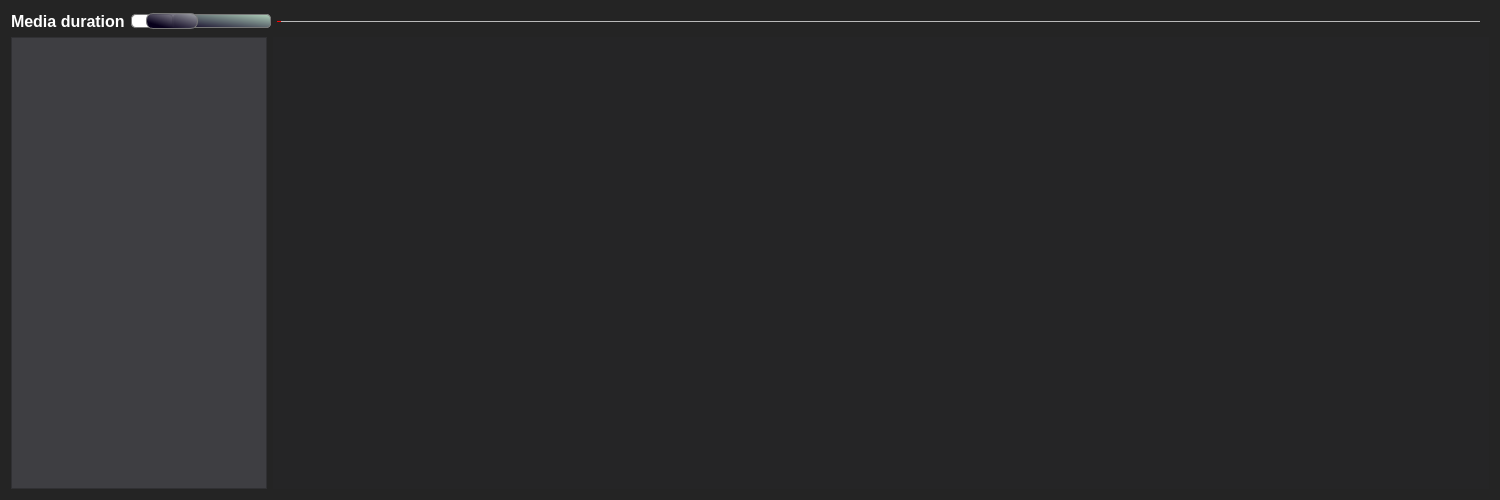
Above: VideoEditor/TimeLine.ui from zeneksashy/VideoEditor before the change. Below: the same form after it.
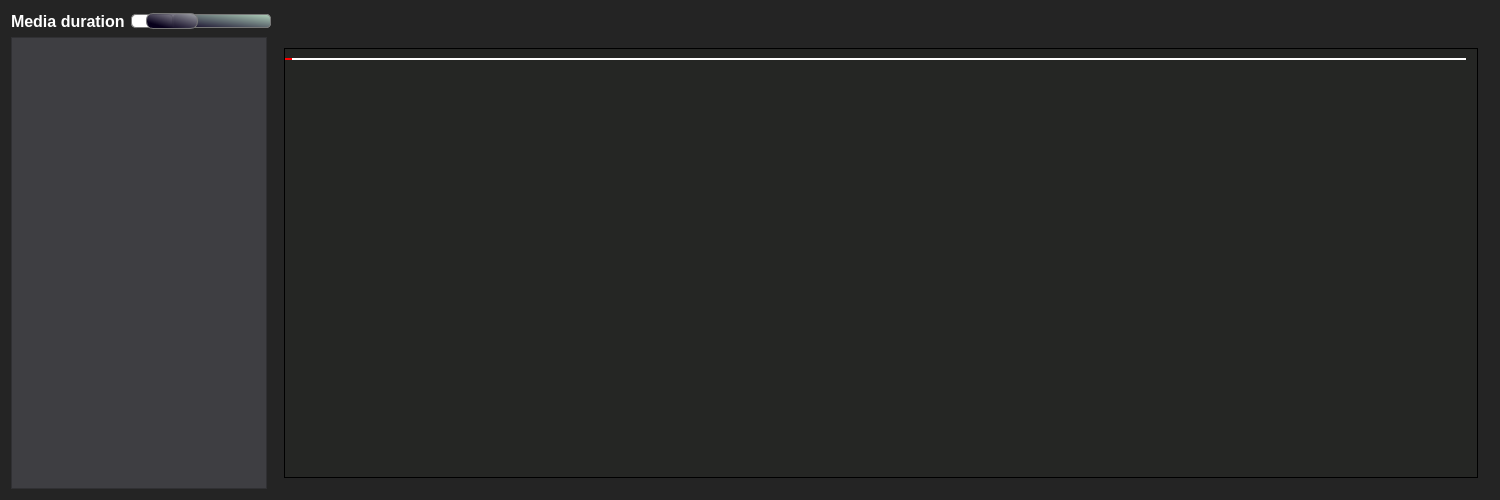
That is the form after the change. Custom widgets are drawn as their Qt base class.

```diff
--- a/VideoEditor/TimeLine.ui
+++ b/VideoEditor/TimeLine.ui
@@ -32,8 +32,8 @@
 }
 </string>
   </property>
-  <layout class="QGridLayout" name="gridLayout">
-   <item row="0" column="0">
+  <layout class="QVBoxLayout" name="verticalLayout_2">
+   <item>
     <layout class="QHBoxLayout" name="horizontalLayout_2">
      <property name="rightMargin">
       <number>9</number>
@@ -161,44 +161,21 @@
       </widget>
      </item>
      <item>
-      <widget class="QSlider" name="horizontalSlider">
-       <property name="sizePolicy">
-        <sizepolicy hsizetype="Preferred" vsizetype="Preferred">
-         <horstretch>0</horstretch>
-         <verstretch>0</verstretch>
-        </sizepolicy>
-       </property>
-       <property name="styleSheet">
-        <string notr="true">QSlider::groove:horizontal {
-
-    height: 1px; /* the groove expands to the size of the slider by default. by giving it a height, it has a fixed size */
-    background: qlineargradient(x1:0, y1:0, x2:0, y2:1, stop:0 #B1B1B1, stop:1 #c4c4c4);
-    margin: 2px 0;
-}
-QSlider::handle:horizontal {
-    background: rgb(255, 170, 0);
-    width:2px;
-	height: 15px;
-	border:1px solid red;
-}</string>
-       </property>
-       <property name="maximum">
-        <number>200</number>
-       </property>
+      <spacer name="horizontalSpacer">
        <property name="orientation">
         <enum>Qt::Horizontal</enum>
        </property>
-       <property name="tickPosition">
-        <enum>QSlider::TicksAbove</enum>
+       <property name="sizeHint" stdset="0">
+        <size>
+         <width>40</width>
+         <height>20</height>
+        </size>
        </property>
-       <property name="tickInterval">
-        <number>5</number>
-       </property>
-      </widget>
+      </spacer>
      </item>
     </layout>
    </item>
-   <item row="1" column="0">
+   <item>
     <layout class="QHBoxLayout" name="horizontalLayout">
      <item>
       <widget class="QListWidget" name="sourcesList">
@@ -282,9 +259,12 @@
       </widget>
      </item>
      <item>
+      <widget class="QWidget" name="widget" native="true">
+       <layout class="QVBoxLayout" name="verticalLayout_4">
+        <item>
       <widget class="QScrollArea" name="scrollArea">
        <property name="sizePolicy">
-        <sizepolicy hsizetype="Expanding" vsizetype="MinimumExpanding">
+           <sizepolicy hsizetype="MinimumExpanding" vsizetype="Minimum">
          <horstretch>0</horstretch>
          <verstretch>0</verstretch>
         </sizepolicy>
@@ -292,13 +272,14 @@
        <property name="minimumSize">
         <size>
          <width>1000</width>
-         <height>400</height>
+            <height>395</height>
         </size>
        </property>
        <property name="styleSheet">
         <string notr="true">QScrollArea
 {
-background-color:rgb(37, 37, 38)
+border: 1px solid black;
+
 }
 
  QScrollBar:horizontal {
@@ -363,11 +344,14 @@
 }</string>
        </property>
        <property name="frameShape">
-        <enum>QFrame::NoFrame</enum>
+           <enum>QFrame::Box</enum>
        </property>
        <property name="frameShadow">
         <enum>QFrame::Sunken</enum>
        </property>
+          <property name="lineWidth">
+           <number>0</number>
+          </property>
        <property name="verticalScrollBarPolicy">
         <enum>Qt::ScrollBarAsNeeded</enum>
        </property>
@@ -381,19 +365,19 @@
         <bool>true</bool>
        </property>
        <property name="alignment">
-        <set>Qt::AlignBottom|Qt::AlignLeading|Qt::AlignLeft</set>
+           <set>Qt::AlignCenter</set>
        </property>
        <widget class="QWidget" name="Content">
         <property name="geometry">
          <rect>
           <x>0</x>
           <y>0</y>
-          <width>1218</width>
-          <height>445</height>
+             <width>1198</width>
+             <height>430</height>
          </rect>
         </property>
         <property name="sizePolicy">
-         <sizepolicy hsizetype="Preferred" vsizetype="Minimum">
+            <sizepolicy hsizetype="Preferred" vsizetype="Preferred">
           <horstretch>0</horstretch>
           <verstretch>0</verstretch>
          </sizepolicy>
@@ -407,33 +391,117 @@
         <property name="styleSheet">
          <string notr="true">QWidget
 {
-background-color:rgb(37, 37, 38)
-}
-QFrame
-{
-background-color:rgb(134, 95, 197)
-
+background-color:rgb(37,38,36);
+border:0px solid black;
 }</string>
         </property>
         <layout class="QVBoxLayout" name="verticalLayout">
          <property name="leftMargin">
           <number>0</number>
          </property>
+            <property name="topMargin">
+             <number>0</number>
+            </property>
+            <item>
+             <widget class="TimeLineSlider" name="horizontalSlider">
+              <property name="sizePolicy">
+               <sizepolicy hsizetype="Minimum" vsizetype="Maximum">
+                <horstretch>0</horstretch>
+                <verstretch>0</verstretch>
+               </sizepolicy>
+              </property>
+              <property name="minimumSize">
+               <size>
+                <width>150</width>
+                <height>20</height>
+               </size>
+              </property>
+              <property name="autoFillBackground">
+               <bool>false</bool>
+              </property>
+              <property name="styleSheet">
+               <string notr="true">QWidget
+{
+background-color:rgba(255, 255, 255, 0);
+border:0px solid black;
+}
+QSlider::groove:horizontal {
+
+    height: 2px; /* the groove expands to the size of the slider by default. by giving it a height, it has a fixed size */
+background:white;
+
+    margin: 2px 0;
+}
+QSlider::handle:horizontal {
+    background: rgb(255, 170, 0);
+    width:5px;
+	height: 15px;
+	border:1px solid red;
+}</string>
+              </property>
+              <property name="maximum">
+               <number>200</number>
+              </property>
+              <property name="orientation">
+               <enum>Qt::Horizontal</enum>
+              </property>
+              <property name="tickPosition">
+               <enum>QSlider::TicksAbove</enum>
+              </property>
+              <property name="tickInterval">
+               <number>25</number>
+              </property>
+             </widget>
+            </item>
+            <item>
+             <widget class="QScrollArea" name="scrollArea_2">
+              <property name="sizePolicy">
+               <sizepolicy hsizetype="Expanding" vsizetype="Expanding">
+                <horstretch>0</horstretch>
+                <verstretch>0</verstretch>
+               </sizepolicy>
+              </property>
+              <property name="horizontalScrollBarPolicy">
+               <enum>Qt::ScrollBarAsNeeded</enum>
+              </property>
+              <property name="widgetResizable">
+               <bool>true</bool>
+              </property>
+              <property name="alignment">
+               <set>Qt::AlignRight|Qt::AlignTrailing|Qt::AlignVCenter</set>
+              </property>
+              <widget class="QWidget" name="scrollAreaWidgetContents">
+               <property name="geometry">
+                <rect>
+                 <x>0</x>
+                 <y>0</y>
+                 <width>1189</width>
+                 <height>388</height>
+                </rect>
+               </property>
+               <layout class="QVBoxLayout" name="verticalLayout_3">
+                <property name="leftMargin">
+                 <number>0</number>
+                </property>
          <item>
           <layout class="QVBoxLayout" name="timeline">
            <property name="spacing">
-            <number>11</number>
+                   <number>1</number>
            </property>
            <property name="sizeConstraint">
-            <enum>QLayout::SetMinimumSize</enum>
-           </property>
-           <property name="topMargin">
-            <number>1</number>
-           </property>
+                   <enum>QLayout::SetDefaultConstraint</enum>
+                  </property>
           </layout>
          </item>
         </layout>
        </widget>
+             </widget>
+            </item>
+           </layout>
+          </widget>
+         </widget>
+        </item>
+       </layout>
       </widget>
      </item>
     </layout>
@@ -441,6 +509,13 @@
   </layout>
  </widget>
  <layoutdefault spacing="6" margin="11"/>
+ <customwidgets>
+  <customwidget>
+   <class>TimeLineSlider</class>
+   <extends>QSlider</extends>
+   <header>timelineslider.h</header>
+  </customwidget>
+ </customwidgets>
  <resources/>
  <connections/>
 </ui>
```
Left out of the diff: 20 changed lines with no effect on the pictures. Lines whose indentation alone changed are shown as unchanged.
